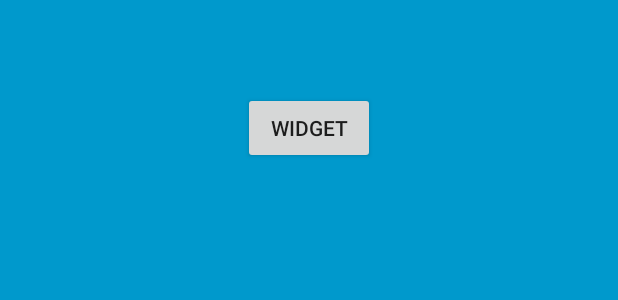
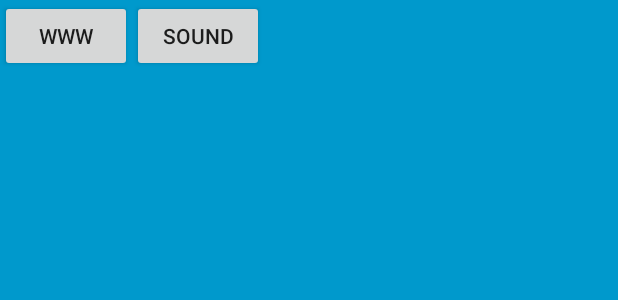
Before and after one commit to xShivan/PJATK-Android, an Android app: the layout my_app_widget.xml on its own in the app's theme, with its tools: preview values and no code run, on a phone screen of 412 x 824 dp. Shown: the top 300 px of the screen. Run offline under Robolectric (Android 15) with nearby library versions, the phone set to English and light mode, and no system bars.

Commit message:
Odtwarzanie dźwięki w widżecie.

```diff
--- a/Excercise5/app/src/main/res/layout/my_app_widget.xml
+++ b/Excercise5/app/src/main/res/layout/my_app_widget.xml
@@ -7,9 +7,19 @@
     <Button
         android:layout_width="wrap_content"
         android:layout_height="wrap_content"
-        android:text="Widget"
-        android:id="@+id/button"
-        android:layout_centerHorizontal="true"
-        android:layout_marginTop="61dp" />
+        android:text="WWW"
+        android:id="@+id/btnWeb"
+        android:layout_alignParentTop="true"
+        android:layout_alignParentLeft="true"
+        android:layout_alignParentStart="true" />
+
+    <Button
+        android:layout_width="wrap_content"
+        android:layout_height="wrap_content"
+        android:text="Sound"
+        android:id="@+id/btnSound"
+        android:layout_alignParentTop="true"
+        android:layout_toRightOf="@+id/btnWeb"
+        android:layout_toEndOf="@+id/btnWeb" />
 
 </RelativeLayout>
```
Also changed, not shown: Excercise5/app/src/main/java/net/xshivan/excercise5/MyAppWidget.java (+26 -4 lines), 1 other file.
